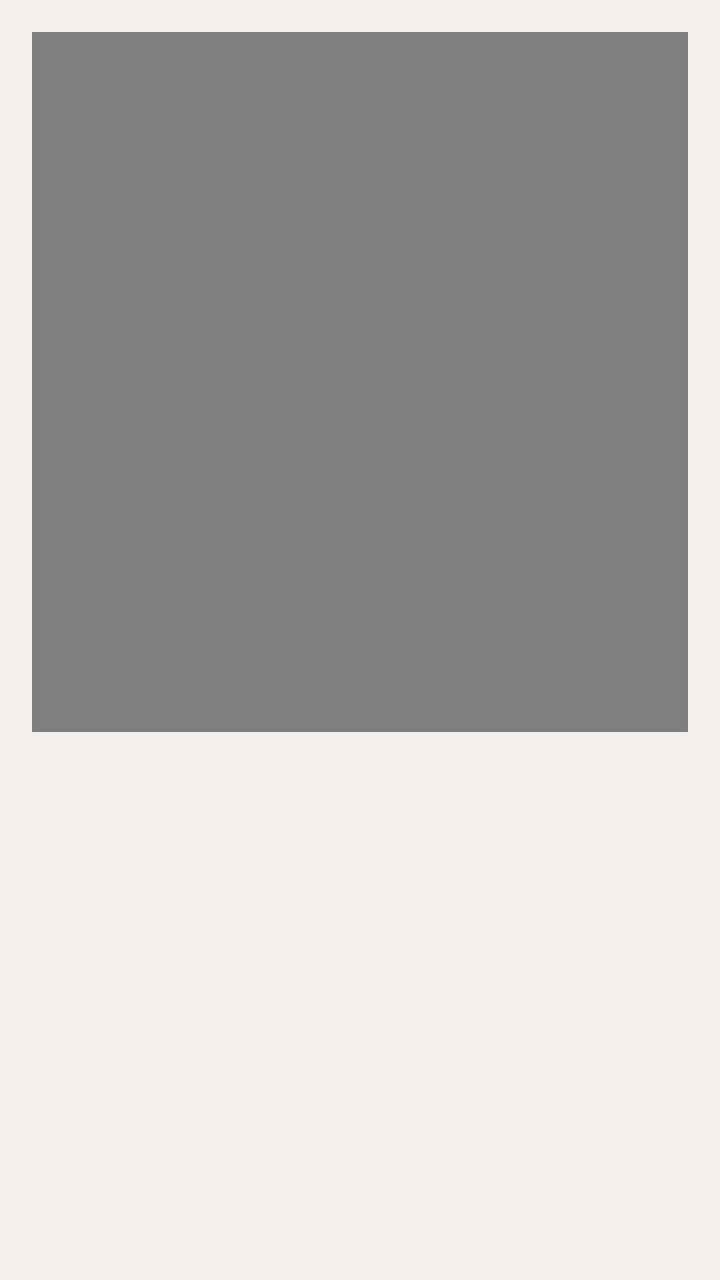
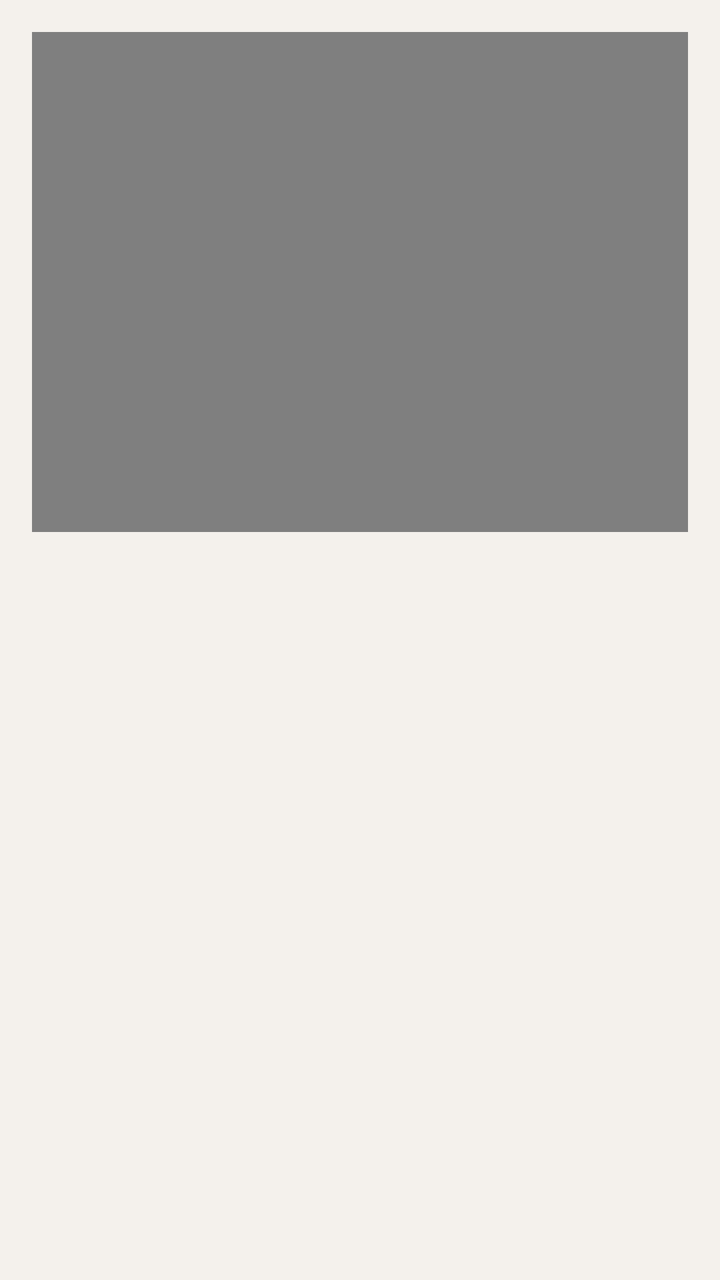

An Android layout rendered at two revisions. The XML below is the earlier revision; the diff shows what the commit changed to produce the second picture.
<!-- AndroidManifest.xml: application theme Theme.RehabilitationApp -->
<!-- res/layout/dialog_tutorial.xml -->
<?xml version="1.0" encoding="utf-8"?>
<LinearLayout xmlns:android="http://schemas.android.com/apk/res/android"
    android:layout_width="match_parent"
    android:layout_height="wrap_content"
    android:orientation="vertical"
    android:padding="16dp">

    
    <FrameLayout
        android:layout_width="match_parent"
        android:layout_height="350dp"
        android:clipChildren="true"
        android:layout_marginBottom="16dp">

        <VideoView
            android:id="@+id/tutorial_video"
            android:layout_width="500dp"
            android:layout_height="350dp"
            android:layout_gravity="center" />
    </FrameLayout>

    
    <ScrollView
        android:layout_width="match_parent"
        android:layout_height="150dp">

        <TextView
            android:id="@+id/tutorial_description"
            android:layout_width="match_parent"
            android:layout_height="wrap_content"
            android:textSize="14sp"
            android:lineSpacingExtra="4dp" />
    </ScrollView>

</LinearLayout>
<!-- resources referenced by this layout -->
<resources>
  <style name="Theme.RehabilitationApp" parent="Theme.MaterialComponents.DayNight.NoActionBar">
  
          
          <item name="colorPrimary">@color/brand_primary</item>                     
          <item name="colorPrimaryVariant">@color/brand_primary_dark</item>         
          <item name="colorOnPrimary">@color/text_invert</item>                     
  
          
          <item name="colorSecondary">@color/brand_secondary</item>                 
          <item name="colorSecondaryVariant">@color/brand_primary_light</item>      
          <item name="colorOnSecondary">@color/text_primary</item>                  
  
          
          <item name="android:statusBarColor">@android:color/transparent</item>
          <item name="android:windowTranslucentStatus">true</item>
          <item name="android:windowDrawsSystemBarBackgrounds">true</item>   
  
          
          <item name="android:windowBackground">@color/surface_default</item>       
  
  
          
  
      </style>
  <color name="brand_primary">#FFDA73</color>
  <color name="brand_primary_dark">#4A9B87</color>
  <color name="text_invert">#F8F8F8</color>
  <color name="brand_secondary">#C8E1DA</color>
  <color name="brand_primary_light">#B8D5CE</color>
  <color name="text_primary">#1A1A1A</color>
  <color name="surface_default">#F4F1EC</color>
</resources>

<!-- the commit's change to res/layout/dialog_tutorial.xml (unified diff, before → after) -->
@@ -5,21 +5,26 @@
     android:orientation="vertical"
     android:padding="16dp">
 
-    
     <FrameLayout
         android:layout_width="match_parent"
-        android:layout_height="350dp"
+        android:layout_height="250dp"
         android:clipChildren="true"
         android:layout_marginBottom="16dp">
 
         <VideoView
             android:id="@+id/tutorial_video"
             android:layout_width="500dp"
-            android:layout_height="350dp"
+            android:layout_height="250dp"
             android:layout_gravity="center" />
+
+        <ImageView
+            android:id="@+id/tutorial_image"
+            android:layout_width="match_parent"
+            android:layout_height="250dp"
+            android:scaleType="centerInside"
+            android:visibility="gone" />
     </FrameLayout>
 
-    
     <ScrollView
         android:layout_width="match_parent"
         android:layout_height="150dp">
